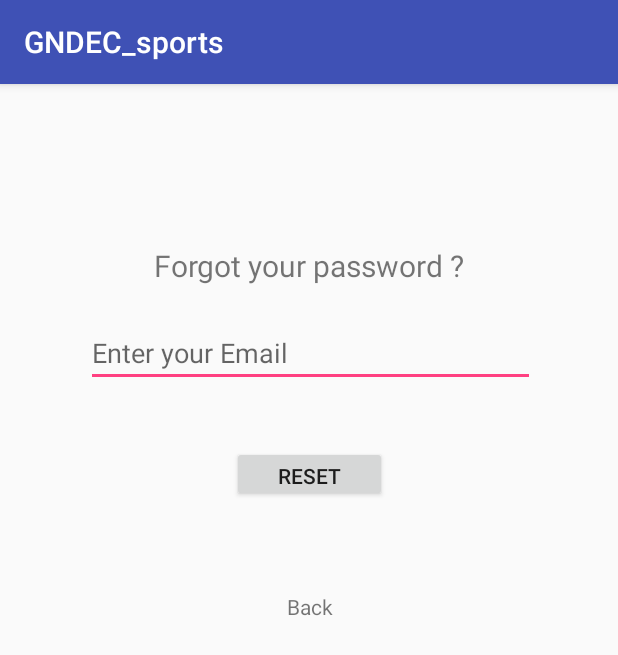
After one commit to birjotsingh17/GndecSports, an Android app: the ResetActivity screen opened directly, with no data from a screen before it, on a phone screen of 412 x 824 dp. The commit adds this screen. Shown: the top 655 px of the screen. Run offline under Robolectric (Android 15) with nearby library versions, the phone set to English and light mode, and no system bars; our stand-ins replace Firebase (no records; nobody signed in at launch, a user with empty details on screens opened directly).

Commit message:
reset password working :)

```diff
--- a/app/src/main/AndroidManifest.xml
+++ b/app/src/main/AndroidManifest.xml
@@ -23,7 +23,7 @@
             android:name=".Activities.HomeActivity"
             android:label="@string/title_activity_home"
             android:theme="@style/AppTheme.NoActionBar" />
-        <activity android:name=".Activities.adminhome"></activity>
+        <activity android:name=".Activities.adminhome" />
         <activity
             android:name=".Games_Activities.BasketBall"
             android:label="@string/title_activity_basket_ball"
@@ -31,8 +31,8 @@
         <activity
             android:name=".Games_Activities.FootBall"
             android:label="@string/title_activity_foot_ball"
-            android:theme="@style/AppTheme.NoActionBar"></activity>
+            android:theme="@style/AppTheme.NoActionBar" />
+        <activity android:name=".Activities.ResetActivity"></activity>
     </application>
 
-
 </manifest>
--- /dev/null
+++ b/app/src/main/java/com/birjot/gndec_sports/Activities/ResetActivity.java
@@ -0,0 +1,112 @@
+package com.birjot.gndec_sports.Activities;
+
+import android.content.Intent;
+import android.support.annotation.NonNull;
+import android.support.v7.app.AppCompatActivity;
+import android.os.Bundle;
+import android.text.TextUtils;
+import android.view.View;
+import android.widget.Button;
+import android.widget.EditText;
+import android.widget.Toast;
+
+import com.birjot.gndec_sports.R;
+import com.google.android.gms.tasks.OnCompleteListener;
+import com.google.android.gms.tasks.Task;
+import com.google.firebase.auth.AuthResult;
+import com.google.firebase.auth.FirebaseAuth;
+
+import java.util.regex.Matcher;
+import java.util.regex.Pattern;
+
+
+public class ResetActivity extends Progressdialog {
+
+    EditText txtmail;
+    Button btnReset;
+
+    @Override
+    protected void onCreate(Bundle savedInstanceState) {
+        super.onCreate(savedInstanceState);
+        setContentView(R.layout.activity_reset);
+
+
+
+        txtmail = (EditText) findViewById(R.id.editTextmail);
+
+        btnReset = (Button) findViewById(R.id.btnReset);
+
+        btnReset.setOnClickListener(new View.OnClickListener() {
+            @Override
+            public void onClick(View v) {
+                ResetClicked();
+            }
+        });
+
+    }
+
+    public boolean emailValidator(String email)
+    {
+        Pattern pattern;
+        Matcher matcher;
+        final String  email_pattern = "[a-zA-Z0-9\\+\\.\\_\\%\\-\\+]{1,256}" +
+                "\\@" +
+                "[a-zA-Z0-9][a-zA-Z0-9\\-]{0,64}" +
+                "(" +
+                "\\." +
+                "[a-zA-Z0-9][a-zA-Z0-9\\-]{0,25}" +
+                ")+";
+        pattern = Pattern.compile(email_pattern);
+        matcher = pattern.matcher(email);
+        return matcher.matches();
+    }
+
+    private void ResetClicked(){
+
+        if(TextUtils.isEmpty(txtmail.getText().toString().trim())){
+            txtmail.setError("Fields can't be empty");
+
+        }
+
+        else if (!emailValidator(txtmail.getText().toString())) {
+            txtmail.setError("Please enter a valid Email address ");
+        }
+        else{
+            authReset(txtmail.getText().toString().trim());
+        }
+    }
+
+    public void authReset(String txtmail){
+        showProgressDialog();
+
+        FirebaseAuth auth = FirebaseAuth.getInstance();
+
+        auth.sendPasswordResetEmail(txtmail)
+                .addOnCompleteListener(new OnCompleteListener<Void>() {
+                    @Override
+                    public void onComplete(@NonNull Task<Void> task) {
+                        if (task.isSuccessful()) {
+                            Intent intent = new Intent(ResetActivity.this, SigninActivity.class);
+                            startActivity(intent);
+
+                            // do something when mail was sent successfully.
+                        } else {
+
+                            Toast.makeText(ResetActivity.this, "Please try again..!", Toast.LENGTH_SHORT).show();
+                            // ...
+                        }
+
+                        hideProgressDialog();
+                    }
+                });
+
+    }
+
+    public void backclick(View view){
+        Intent intent = new Intent(this, SigninActivity.class);
+        startActivity(intent);
+    }
+
+
+
+}
--- /dev/null
+++ b/app/src/main/res/layout/activity_reset.xml
@@ -0,0 +1,66 @@
+<?xml version="1.0" encoding="utf-8"?>
+<android.support.constraint.ConstraintLayout xmlns:android="http://schemas.android.com/apk/res/android"
+    xmlns:app="http://schemas.android.com/apk/res-auto"
+    xmlns:tools="http://schemas.android.com/tools"
+    android:layout_width="match_parent"
+    android:layout_height="match_parent"
+    tools:context="com.birjot.gndec_sports.Activities.ResetActivity">
+
+    <TextView
+        android:id="@+id/textView2"
+        android:layout_width="wrap_content"
+        android:layout_height="wrap_content"
+        android:text="Forgot your password ?"
+        android:textSize="20dp"
+        app:layout_constraintTop_toTopOf="parent"
+        android:layout_marginTop="107dp"
+        android:layout_marginLeft="8dp"
+        app:layout_constraintLeft_toLeftOf="parent"
+        android:layout_marginRight="8dp"
+        app:layout_constraintRight_toRightOf="parent" />
+
+    <EditText
+        android:id="@+id/editTextmail"
+        android:layout_width="299dp"
+        android:layout_height="41dp"
+        android:ems="10"
+        android:inputType="textPersonName"
+        android:hint="Enter your Email"
+        android:layout_marginTop="26dp"
+        app:layout_constraintTop_toBottomOf="@+id/textView2"
+        android:layout_marginLeft="8dp"
+        app:layout_constraintLeft_toLeftOf="parent"
+        android:layout_marginRight="8dp"
+        app:layout_constraintRight_toRightOf="parent"
+        app:layout_constraintHorizontal_bias="0.507" />
+
+    <Button
+        android:id="@+id/btnReset"
+        android:layout_width="103dp"
+        android:layout_height="37dp"
+        android:text="RESET"
+        android:layout_marginLeft="8dp"
+        app:layout_constraintLeft_toLeftOf="parent"
+        android:layout_marginRight="8dp"
+        app:layout_constraintRight_toRightOf="parent"
+        app:layout_constraintHorizontal_bias="0.501"
+        android:layout_marginTop="39dp"
+        app:layout_constraintTop_toBottomOf="@+id/editTextmail" />
+
+    <TextView
+        android:id="@+id/textView3"
+        android:layout_width="wrap_content"
+        android:layout_height="wrap_content"
+        android:text="Back"
+        android:onClick="backclick"
+        android:layout_marginTop="8dp"
+        app:layout_constraintTop_toBottomOf="@+id/btnReset"
+        android:layout_marginLeft="8dp"
+        app:layout_constraintLeft_toLeftOf="parent"
+        android:layout_marginRight="8dp"
+        app:layout_constraintRight_toRightOf="parent"
+        app:layout_constraintBottom_toBottomOf="parent"
+        android:layout_marginBottom="7dp"
+        app:layout_constraintVertical_bias="0.115"
+        app:layout_constraintHorizontal_bias="0.501" />
+</android.support.constraint.ConstraintLayout>
--- a/app/src/main/res/values/strings.xml
+++ b/app/src/main/res/values/strings.xml
@@ -216,8 +216,8 @@
 
     <!-- TODO: Remove or change this placeholder text -->
     <string name="hello_blank_fragment">Hello blank fragment</string>
-    <string name="title_activity_foot_ball" > FOOTBALL </string>
-    <string name="title_activity_basket_ball" > BASKETBALL </string>
+    <string name="title_activity_foot_ball"> FOOTBALL </string>
+    <string name="title_activity_basket_ball"> BASKETBALL </string>
 
 
 </resources>
```
Also changed, not shown: app/build.gradle (+6 -5 lines), app/src/main/java/com/birjot/gndec_sports/Activities/SigninActivity.java (+14 -1 lines), app/src/main/res/layout/activity_signin.xml (+13 -0 lines).
